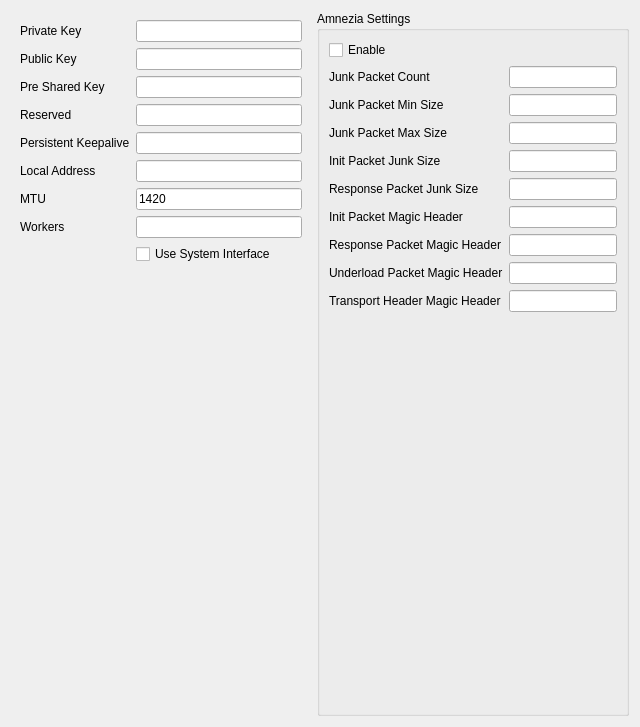
First picture: the form in include/ui/profile/edit_wireguard.ui, repository shengmo0210/Throne, before the edit.
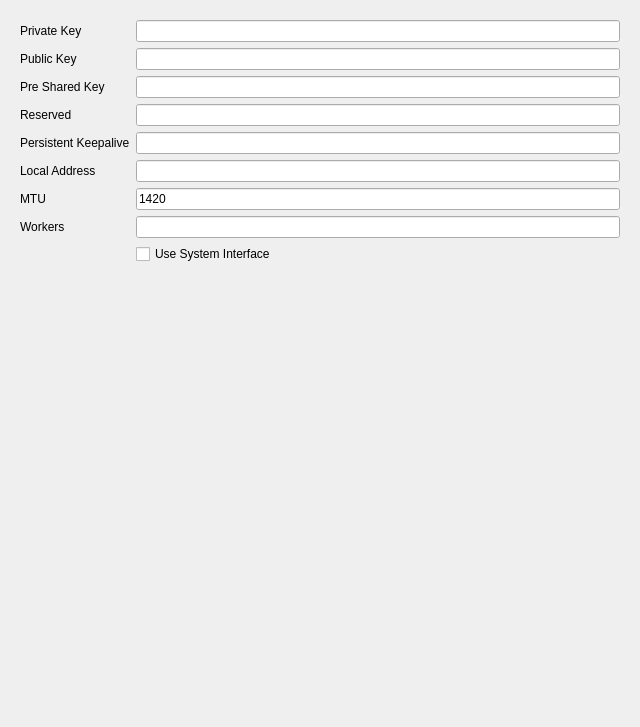
Second picture: the form after the edit.

Commit message: Fix wireguard Removed amenzia support due to poor upstream code and documentation quality

The edit to the form file:
```diff
--- a/include/ui/profile/edit_wireguard.ui
+++ b/include/ui/profile/edit_wireguard.ui
@@ -120,112 +120,6 @@
      </layout>
     </widget>
    </item>
-   <item>
-    <widget class="QGroupBox" name="groupBox">
-     <property name="title">
-      <string>Amnezia Settings</string>
-     </property>
-     <layout class="QFormLayout" name="formLayout">
-      <item row="0" column="0">
-       <widget class="QCheckBox" name="enable_amnezia">
-        <property name="text">
-         <string>Enable</string>
-        </property>
-       </widget>
-      </item>
-      <item row="1" column="0">
-       <widget class="QLabel" name="label_2">
-        <property name="text">
-         <string>Junk Packet Count</string>
-        </property>
-       </widget>
-      </item>
-      <item row="1" column="1">
-       <widget class="QLineEdit" name="junk_packet_count"/>
-      </item>
-      <item row="2" column="0">
-       <widget class="QLabel" name="label_3">
-        <property name="text">
-         <string>Junk Packet Min Size</string>
-        </property>
-       </widget>
-      </item>
-      <item row="2" column="1">
-       <widget class="QLineEdit" name="junk_packet_min_size"/>
-      </item>
-      <item row="3" column="0">
-       <widget class="QLabel" name="label_4">
-        <property name="text">
-         <string>Junk Packet Max Size</string>
-        </property>
-       </widget>
-      </item>
-      <item row="3" column="1">
-       <widget class="QLineEdit" name="junk_packet_max_size"/>
-      </item>
-      <item row="4" column="0">
-       <widget class="QLabel" name="label_5">
-        <property name="text">
-         <string>Init Packet Junk Size</string>
-        </property>
-       </widget>
-      </item>
-      <item row="4" column="1">
-       <widget class="QLineEdit" name="init_packet_junk_size"/>
-      </item>
-      <item row="5" column="0">
-       <widget class="QLabel" name="label_6">
-        <property name="text">
-         <string>Response Packet Junk Size</string>
-        </property>
-       </widget>
-      </item>
-      <item row="5" column="1">
-       <widget class="QLineEdit" name="response_packet_junk_size"/>
-      </item>
-      <item row="6" column="0">
-       <widget class="QLabel" name="label_7">
-        <property name="text">
-         <string>Init Packet Magic Header</string>
-        </property>
-       </widget>
-      </item>
-      <item row="6" column="1">
-       <widget class="QLineEdit" name="init_packet_magic_header"/>
-      </item>
-      <item row="7" column="0">
-       <widget class="QLabel" name="label_8">
-        <property name="text">
-         <string>Response Packet Magic Header</string>
-        </property>
-       </widget>
-      </item>
-      <item row="7" column="1">
-       <widget class="QLineEdit" name="response_packet_magic_header"/>
-      </item>
-      <item row="8" column="0">
-       <widget class="QLabel" name="label_9">
-        <property name="text">
-         <string>Underload Packet Magic Header</string>
-        </property>
-       </widget>
-      </item>
-      <item row="8" column="1">
-       <widget class="QLineEdit" name="underload_packet_magic_header"/>
-      </item>
-      <item row="9" column="0">
-       <widget class="QLabel" name="label_10">
-        <property name="text">
-         <string>Transport Header Magic Header</string>
-        </property>
-       </widget>
-      </item>
-      <item row="9" column="1">
-       <widget class="QLineEdit" name="transport_packet_magic_header"/>
-      </item>
-     </layout>
-    </widget>
-   </item>
   </layout>
  </widget>
  <resources/>
```
The commit also changes 5 other files.
